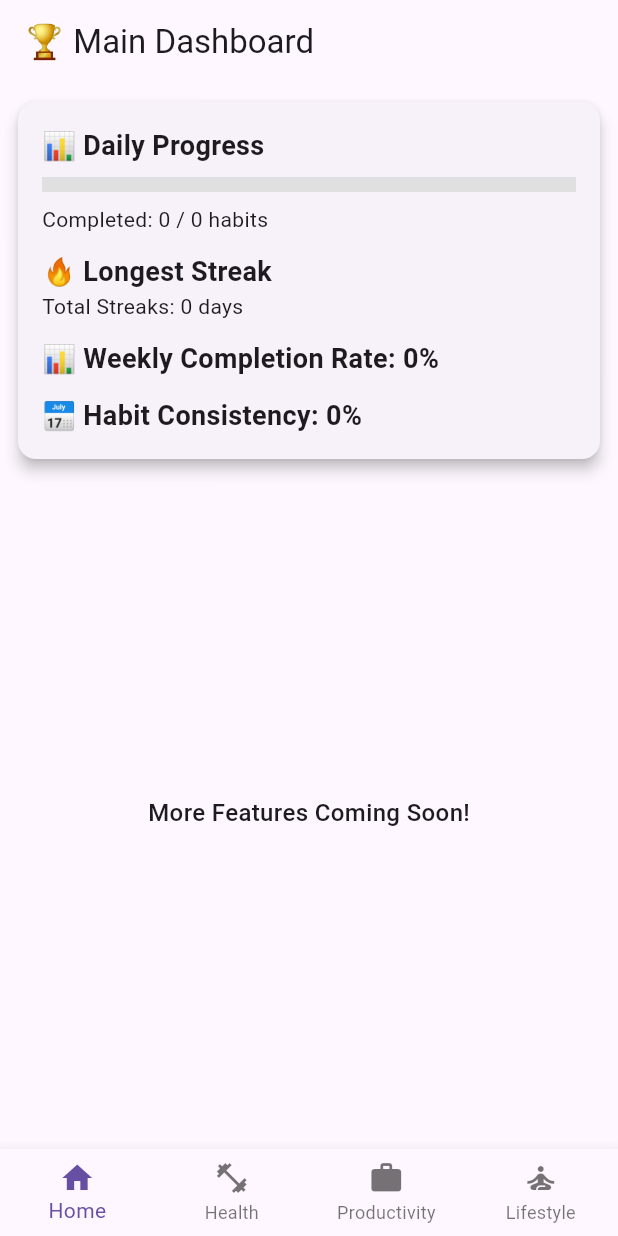
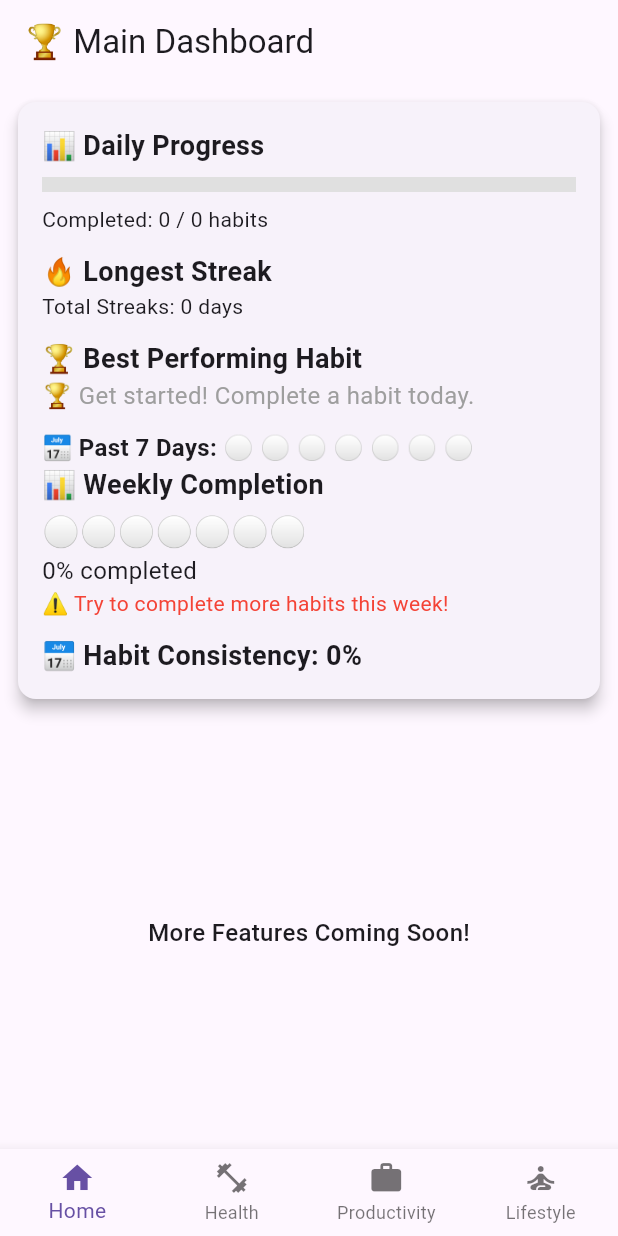
Before and after one commit to TechRaj/habit_tracker, a Flutter app: the screen it shows after launch, on a phone screen of 412 x 824 dp. Run offline on Flutter 3.47's test engine with Material 3 defaults, Android fonts, the phone set to English and light mode, and no system bars; our stand-ins replace confetti, shared_preferences.

Commit message:
Added more insights to main page

```diff
--- a/lib/screens/health_screen.dart
+++ b/lib/screens/health_screen.dart
@@ -310,10 +310,10 @@ void _updateHabitProgress(int index, int value) {
                               width: 60, // Increase width slightly for better spacing
                               alignment: Alignment.center,
                               child: Text(
-                                "🔥 ${habits[index].streak}",
+                                habits[index].streak > 0 ? "🔥 ${habits[index].streak}" : "❄️ 0",
                                 style: TextStyle(
                                   fontWeight: FontWeight.bold,
-                                  color: Colors.orange,
+                                  color: habits[index].streak > 0 ? Colors.orange : Colors.blue,
                                   fontSize: 20, // Reduce size slightly for balance
                                 ),
                               ),
--- a/lib/screens/main_screen.dart
+++ b/lib/screens/main_screen.dart
@@ -16,6 +16,8 @@ class _MainScreenState extends State<MainScreen> {
   Habit? mostConsistentHabit;
   int weeklyCompletionRate = 0; // 📊 Weekly Completion Rate
   int consistencyScore = 0; // 📅 Habit Consistency Score
+  String emojiGraph = "📅 Past 7 Days: ⚪⚪⚪⚪⚪⚪⚪"; // Default empty graph
+  String weeklyProgressGraph = "⚪⚪⚪⚪⚪⚪⚪"; // Default empty graph
 
   @override
   void initState() {
@@ -46,10 +48,22 @@ class _MainScreenState extends State<MainScreen> {
         ? allHabits.reduce((a, b) => a.streak > b.streak ? a : b)
         : null;
 
+    // 📊 Track Last 7 Days for Emoji Graph
+    List<String> weeklyHistory = prefs.getStringList('weeklyHistory')?.toList() ?? List.filled(7, '⚪').toList();
+    if (completed > 0) {
+      weeklyHistory.add('🟢'); // Mark as completed
+    } else {
+      weeklyHistory.add('⚪'); // Mark as missed
+    }
+    if (weeklyHistory.length > 7) weeklyHistory.removeAt(0); // Keep last 7 days only
+    prefs.setStringList('weeklyHistory', weeklyHistory);
+
+    // 📊 Generate Weekly Completion Graph (🔵 = completed, ⚪ = missed)
+    this.weeklyProgressGraph = weeklyHistory.map((day) => day == '🟢' ? '🔵' : '⚪').join('');
+
     // 📊 Weekly Completion Rate
-    int weeklyCompleted = prefs.getInt('weeklyCompleted') ?? 0;
-    int weeklyTotal = prefs.getInt('weeklyTotal') ?? 1;
-    int weeklyCompletionRate = ((weeklyCompleted / weeklyTotal) * 100).toInt();
+    int weeklyCompleted = weeklyHistory.where((day) => day == '🟢').length;
+    int weeklyCompletionRate = ((weeklyCompleted / 7) * 100).toInt();
 
     // 📅 Habit Consistency Score
     int consistencyScore = _calculateConsistency(allHabits);
@@ -62,6 +76,7 @@ class _MainScreenState extends State<MainScreen> {
       mostConsistentHabit = topHabit;
       this.weeklyCompletionRate = weeklyCompletionRate;
       this.consistencyScore = consistencyScore;
+      this.emojiGraph = "📅 Past 7 Days: " + weeklyHistory.join(' '); // 🔥 Assign to class variable
     });
   }
 
@@ -99,14 +114,28 @@ Widget _buildStatsSection() {
           Text("🔥 Longest Streak", style: TextStyle(fontSize: 18, fontWeight: FontWeight.bold)),
           Text("Total Streaks: $totalStreaks days"),
 
-          if (mostConsistentHabit != null) ...[
-            SizedBox(height: 12),
-            Text("🏆 Best Performing Habit:", style: TextStyle(fontSize: 18, fontWeight: FontWeight.bold)),
-            Text("${mostConsistentHabit!.name} (${mostConsistentHabit!.streak} days streak)"),
-          ],
+          SizedBox(height: 12),
+          Text("🏆 Best Performing Habit", style: TextStyle(fontSize: 18, fontWeight: FontWeight.bold)),
+
+          if (mostConsistentHabit != null && mostConsistentHabit!.streak > 0) ...[
+            Text("${mostConsistentHabit!.name} - ${mostConsistentHabit!.streak} days 🔥", style: TextStyle(fontSize: 16)),
+          ] else ...[
+            Text("🏆 Get started! Complete a habit today.", style: TextStyle(fontSize: 16, color: Colors.grey)),
+            ],
 
           SizedBox(height: 12),
-          Text("📊 Weekly Completion Rate: $weeklyCompletionRate%", style: TextStyle(fontSize: 18, fontWeight: FontWeight.bold)),
+          Text(emojiGraph, style: TextStyle(fontSize: 16, fontWeight: FontWeight.bold)),
+          Column(
+            crossAxisAlignment: CrossAxisAlignment.start,
+            children: [
+              Text("📊 Weekly Completion", style: TextStyle(fontSize: 18, fontWeight: FontWeight.bold)),
+              SizedBox(height: 4),
+              Text(weeklyProgressGraph, style: TextStyle(fontSize: 20)), // 🔥 Display emoji bar graph
+              Text("$weeklyCompletionRate% completed", style: TextStyle(fontSize: 16)),
+              if (weeklyCompletionRate < 50) // 🔥 Suggest improvement if too low
+                Text("⚠️ Try to complete more habits this week!", style: TextStyle(fontSize: 14, color: Colors.red)),
+            ],
+          ),
 
           SizedBox(height: 12),
           Text("📅 Habit Consistency: $consistencyScore%", style: TextStyle(fontSize: 18, fontWeight: FontWeight.bold)),
```
